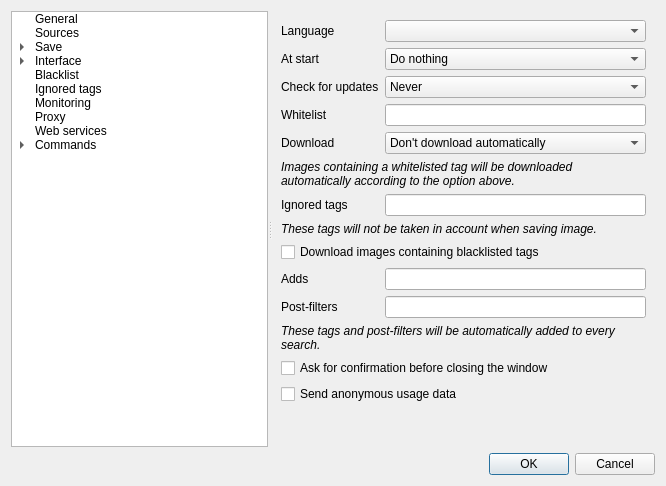
Bionus/imgbrd-grabber, file gui/src/settings/options-window.ui: the form before one commit.
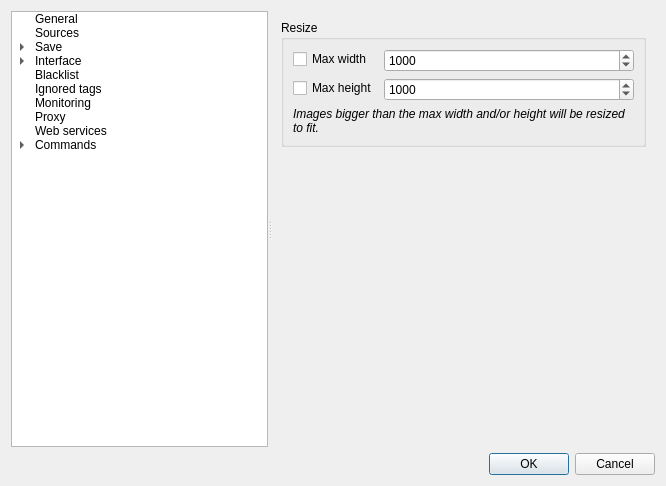
The form after the commit. The open tabs and pages were chosen to show the change. Icons and pictures are not drawn.

Commit message: Add 'max size' setting to resize too big images (fix #1868)

Patch:
```diff
--- a/gui/src/settings/options-window.ui
+++ b/gui/src/settings/options-window.ui
@@ -1122,6 +1122,82 @@
        </layout>
       </widget>
       <widget class="QWidget" name="pageTags"/>
+      <widget class="QWidget" name="pageImageSize">
+       <layout class="QVBoxLayout" name="verticalLayout_6">
+        <item>
+         <widget class="QGroupBox" name="groupBox_4">
+          <property name="title">
+           <string>Resize</string>
+          </property>
+          <layout class="QFormLayout" name="formLayout_5">
+           <item row="0" column="0">
+            <widget class="QCheckBox" name="checkResizeMaxWidth">
+             <property name="text">
+              <string>Max width</string>
+             </property>
+            </widget>
+           </item>
+           <item row="0" column="1">
+            <widget class="QSpinBox" name="spinResizeMaxWidth">
+             <property name="minimum">
+              <number>1</number>
+             </property>
+             <property name="maximum">
+              <number>100000</number>
+             </property>
+             <property name="value">
+              <number>1000</number>
+             </property>
+            </widget>
+           </item>
+           <item row="1" column="0">
+            <widget class="QCheckBox" name="checkResizeMaxHeight">
+             <property name="text">
+              <string>Max height</string>
+             </property>
+            </widget>
+           </item>
+           <item row="1" column="1">
+            <widget class="QSpinBox" name="spinResizeMaxHeight">
+             <property name="minimum">
+              <number>1</number>
+             </property>
+             <property name="maximum">
+              <number>100000</number>
+             </property>
+             <property name="value">
+              <number>1000</number>
+             </property>
+            </widget>
+           </item>
+           <item row="2" column="0" colspan="2">
+            <widget class="QLabel" name="labelResizeHelp">
+             <property name="text">
+              <string>&lt;i&gt;Images bigger than the max width and/or height will be resized to fit.&lt;/i&gt;</string>
+             </property>
+             <property name="wordWrap">
+              <bool>true</bool>
+             </property>
+            </widget>
+           </item>
+          </layout>
+         </widget>
+        </item>
+        <item>
+         <spacer name="verticalSpacer_4">
+          <property name="orientation">
+           <enum>Qt::Vertical</enum>
+          </property>
+          <property name="sizeHint" stdset="0">
+           <size>
+            <width>0</width>
+            <height>0</height>
+           </size>
+          </property>
+         </spacer>
+        </item>
+       </layout>
+      </widget>
       <widget class="QWidget" name="pageInterface">
        <layout class="QFormLayout" name="formLayout_7">
         <property name="fieldGrowthPolicy">
```
Left out of the diff: 9 changed lines with no effect on the pictures. The commit also changes 4 other files.
